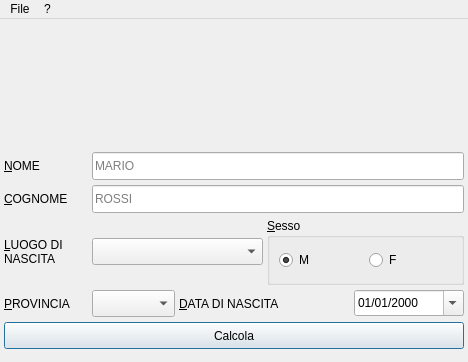
First picture: the form in mainwindow.ui, repository teknoraver/qodfisc, before the edit.
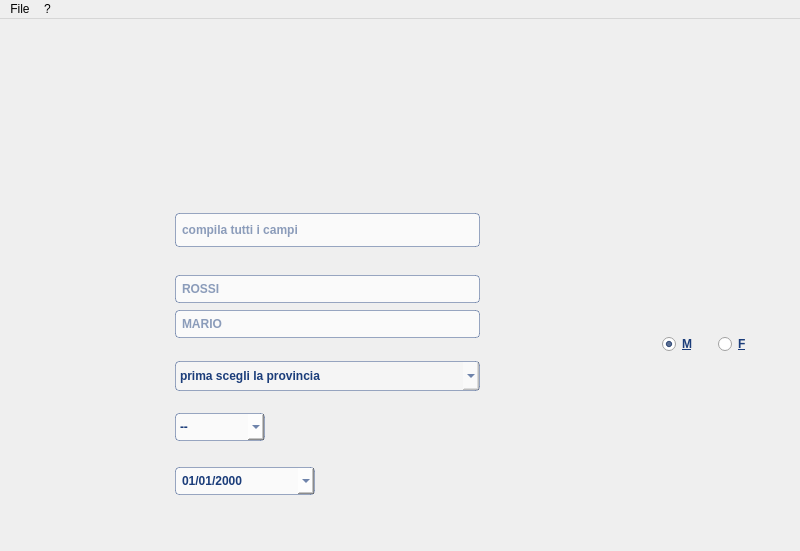
Second picture: the form after the edit. Icons and pictures are not drawn.

Commit message:
lay out the window as a health insurance card
Use the front of the Tessera Sanitaria as background, with the fields
placed over the card ones.

The fiscal code is now computed while typing and shown in a read only
field which can be selected or copied with its button, instead of in a
message box.

The province has to be chosen first: the comune list is disabled until
then, and it's empty after changing province instead of preselecting
the first comune.

Diff of the .ui file:
```diff
--- a/mainwindow.ui
+++ b/mainwindow.ui
@@ -6,28 +6,10 @@
    <rect>
     <x>0</x>
     <y>0</y>
-    <width>468</width>
-    <height>362</height>
+    <width>800</width>
+    <height>551</height>
    </rect>
   </property>
-  <property name="sizePolicy">
-   <sizepolicy hsizetype="Fixed" vsizetype="Fixed">
-    <horstretch>0</horstretch>
-    <verstretch>0</verstretch>
-   </sizepolicy>
-  </property>
-  <property name="minimumSize">
-   <size>
-    <width>468</width>
-    <height>362</height>
-   </size>
-  </property>
-  <property name="maximumSize">
-   <size>
-    <width>468</width>
-    <height>362</height>
-   </size>
-  </property>
   <property name="windowTitle">
    <string>Qodfisc</string>
   </property>
@@ -36,226 +18,189 @@
     <normaloff>:/icon.png</normaloff>:/icon.png</iconset>
   </property>
   <widget class="QWidget" name="centralwidget">
-   <widget class="QPushButton" name="calcola">
+   <property name="minimumSize">
+    <size>
+     <width>800</width>
+     <height>516</height>
+    </size>
+   </property>
+   <property name="maximumSize">
+    <size>
+     <width>800</width>
+     <height>516</height>
+    </size>
+   </property>
+   <property name="styleSheet">
+    <string notr="true">#cfLE, #cognomeLE, #nomeLE, #comuneCB, #provinciaCB, #dataDE {
+	background-color: rgba(255, 255, 255, 170);
+	color: #1b3d7a;
+	selection-background-color: #1b3d7a;
+	selection-color: white;
+	border: 1px solid rgba(27, 61, 122, 110);
+	border-radius: 4px;
+	padding: 0 4px;
+	font-weight: bold;
+}
+#cfLE:focus, #cognomeLE:focus, #nomeLE:focus, #comuneCB:focus, #provinciaCB:focus, #dataDE:focus {
+	background-color: rgba(255, 255, 255, 225);
+	border: 1px solid #1b3d7a;
+}
+#comuneCB:disabled {
+	background-color: rgba(255, 255, 255, 90);
+}
+#sexM, #sexF {
+	color: #1b3d7a;
+	font-weight: bold;
+}</string>
+   </property>
+   <widget class="QLabel" name="sfondo">
     <property name="geometry">
      <rect>
-      <x>4</x>
-      <y>303</y>
-      <width>460</width>
-      <height>27</height>
+      <x>0</x>
+      <y>0</y>
+      <width>800</width>
+      <height>516</height>
      </rect>
     </property>
-    <property name="text">
-     <string>Calcola</string>
-    </property>
-    <property name="autoDefault">
-     <bool>true</bool>
-    </property>
-    <property name="default">
-     <bool>true</bool>
-    </property>
    </widget>
-   <widget class="QGroupBox" name="groupBox">
+   <widget class="QLineEdit" name="cfLE">
     <property name="geometry">
      <rect>
-      <x>267</x>
-      <y>199</y>
-      <width>197</width>
-      <height>67</height>
+      <x>175</x>
+      <y>194</y>
+      <width>305</width>
+      <height>34</height>
      </rect>
     </property>
-    <property name="title">
-     <string>&amp;Sesso</string>
+    <property name="focusPolicy">
+     <enum>Qt::FocusPolicy::ClickFocus</enum>
     </property>
-    <property name="checkable">
-     <bool>false</bool>
-    </property>
-    <layout class="QHBoxLayout" name="horizontalLayout">
-     <item>
-      <widget class="QRadioButton" name="sexM">
-       <property name="text">
-        <string>M</string>
-       </property>
-       <property name="checked">
-        <bool>true</bool>
-       </property>
-      </widget>
-     </item>
-     <item>
-      <widget class="QRadioButton" name="sexF">
-       <property name="text">
-        <string>F</string>
-       </property>
-       <property name="checked">
-        <bool>false</bool>
-       </property>
-      </widget>
-     </item>
-    </layout>
-   </widget>
-   <widget class="QDateEdit" name="dataDE">
-    <property name="geometry">
-     <rect>
-      <x>354</x>
-      <y>271</y>
-      <width>110</width>
-      <height>26</height>
-     </rect>
-    </property>
-    <property name="displayFormat">
-     <string>dd/MM/yyyy</string>
-    </property>
-    <property name="calendarPopup">
+    <property name="readOnly">
      <bool>true</bool>
     </property>
-   </widget>
-   <widget class="QLabel" name="label_2">
-    <property name="geometry">
-     <rect>
-      <x>179</x>
-      <y>271</y>
-      <width>171</width>
-      <height>27</height>
-     </rect>
+    <property name="placeholderText">
+     <string>compila tutti i campi</string>
     </property>
-    <property name="text">
-     <string>&amp;DATA DI NASCITA</string>
-    </property>
-    <property name="buddy">
-     <cstring>dataDE</cstring>
+    <property name="accessibleName">
+     <string>Codice fiscale</string>
     </property>
    </widget>
    <widget class="QLineEdit" name="cognomeLE">
     <property name="geometry">
      <rect>
-      <x>92</x>
-      <y>166</y>
-      <width>372</width>
+      <x>175</x>
+      <y>256</y>
+      <width>305</width>
       <height>28</height>
      </rect>
     </property>
     <property name="placeholderText">
      <string>ROSSI</string>
     </property>
+    <property name="accessibleName">
+     <string>Cognome</string>
+    </property>
    </widget>
    <widget class="QLineEdit" name="nomeLE">
     <property name="geometry">
      <rect>
-      <x>92</x>
-      <y>133</y>
-      <width>372</width>
+      <x>175</x>
+      <y>291</y>
+      <width>305</width>
       <height>28</height>
      </rect>
     </property>
     <property name="placeholderText">
      <string>MARIO</string>
     </property>
+    <property name="accessibleName">
+     <string>Nome</string>
+    </property>
    </widget>
    <widget class="QComboBox" name="comuneCB">
+    <property name="enabled">
+     <bool>false</bool>
+    </property>
     <property name="geometry">
      <rect>
-      <x>92</x>
-      <y>219</y>
-      <width>171</width>
-      <height>27</height>
+      <x>175</x>
+      <y>342</y>
+      <width>305</width>
+      <height>30</height>
      </rect>
     </property>
+    <property name="placeholderText">
+     <string>prima scegli la provincia</string>
+    </property>
+    <property name="accessibleName">
+     <string>Luogo di nascita</string>
+    </property>
    </widget>
    <widget class="QComboBox" name="provinciaCB">
     <property name="geometry">
      <rect>
-      <x>92</x>
-      <y>271</y>
-      <width>83</width>
-      <height>27</height>
-     </rect>
-    </property>
-   </widget>
-   <widget class="QLabel" name="label_3">
-    <property name="geometry">
-     <rect>
-      <x>4</x>
-      <y>166</y>
-      <width>84</width>
+      <x>175</x>
+      <y>394</y>
+      <width>90</width>
       <height>28</height>
      </rect>
     </property>
-    <property name="text">
-     <string>&amp;COGNOME</string>
+    <property name="maxVisibleItems">
+     <number>20</number>
     </property>
-    <property name="buddy">
-     <cstring>cognomeLE</cstring>
+    <property name="placeholderText">
+     <string>--</string>
     </property>
+    <property name="accessibleName">
+     <string>Provincia</string>
+    </property>
    </widget>
-   <widget class="QLabel" name="label_4">
+   <widget class="QDateEdit" name="dataDE">
     <property name="geometry">
      <rect>
-      <x>4</x>
-      <y>133</y>
-      <width>84</width>
+      <x>175</x>
+      <y>448</y>
+      <width>140</width>
       <height>28</height>
      </rect>
     </property>
-    <property name="text">
-     <string>&amp;NOME</string>
+    <property name="displayFormat">
+     <string>dd/MM/yyyy</string>
     </property>
-    <property name="buddy">
-     <cstring>nomeLE</cstring>
+    <property name="calendarPopup">
+     <bool>true</bool>
     </property>
-   </widget>
-   <widget class="QLabel" name="label_6">
-    <property name="geometry">
-     <rect>
-      <x>4</x>
-      <y>271</y>
-      <width>84</width>
-      <height>27</height>
-     </rect>
+    <property name="accessibleName">
+     <string>Data di nascita</string>
     </property>
-    <property name="text">
-     <string>&amp;PROVINCIA</string>
-    </property>
-    <property name="buddy">
-     <cstring>provinciaCB</cstring>
-    </property>
    </widget>
-   <widget class="QLabel" name="label_5">
+   <widget class="QRadioButton" name="sexM">
     <property name="geometry">
      <rect>
-      <x>4</x>
-      <y>199</y>
-      <width>84</width>
-      <height>67</height>
+      <x>662</x>
+      <y>312</y>
+      <width>50</width>
+      <height>26</height>
      </rect>
     </property>
     <property name="text">
-     <string>&amp;LUOGO DI
-NASCITA</string>
+     <string>&amp;M</string>
     </property>
-    <property name="buddy">
-     <cstring>comuneCB</cstring>
+    <property name="checked">
+     <bool>true</bool>
     </property>
    </widget>
-   <widget class="QLabel" name="label">
+   <widget class="QRadioButton" name="sexF">
     <property name="geometry">
      <rect>
-      <x>4</x>
-      <y>5</y>
-      <width>460</width>
-      <height>123</height>
+      <x>718</x>
+      <y>312</y>
+      <width>50</width>
+      <height>26</height>
      </rect>
     </property>
-    <property name="sizePolicy">
-     <sizepolicy hsizetype="Fixed" vsizetype="Fixed">
-      <horstretch>0</horstretch>
-      <verstretch>0</verstretch>
-     </sizepolicy>
-    </property>
     <property name="text">
-     <string/>
-    </property>
-    <property name="pixmap">
-     <pixmap resource="qodfisc.qrc">:/codfisc.png</pixmap>
+     <string>&amp;F</string>
     </property>
    </widget>
   </widget>
@@ -264,7 +209,7 @@
     <rect>
      <x>0</x>
      <y>0</y>
-     <width>468</width>
+     <width>800</width>
      <height>35</height>
     </rect>
    </property>
```
Left out of the diff: 11 changed lines with no effect on the pictures. The commit also changes 6 other files.
